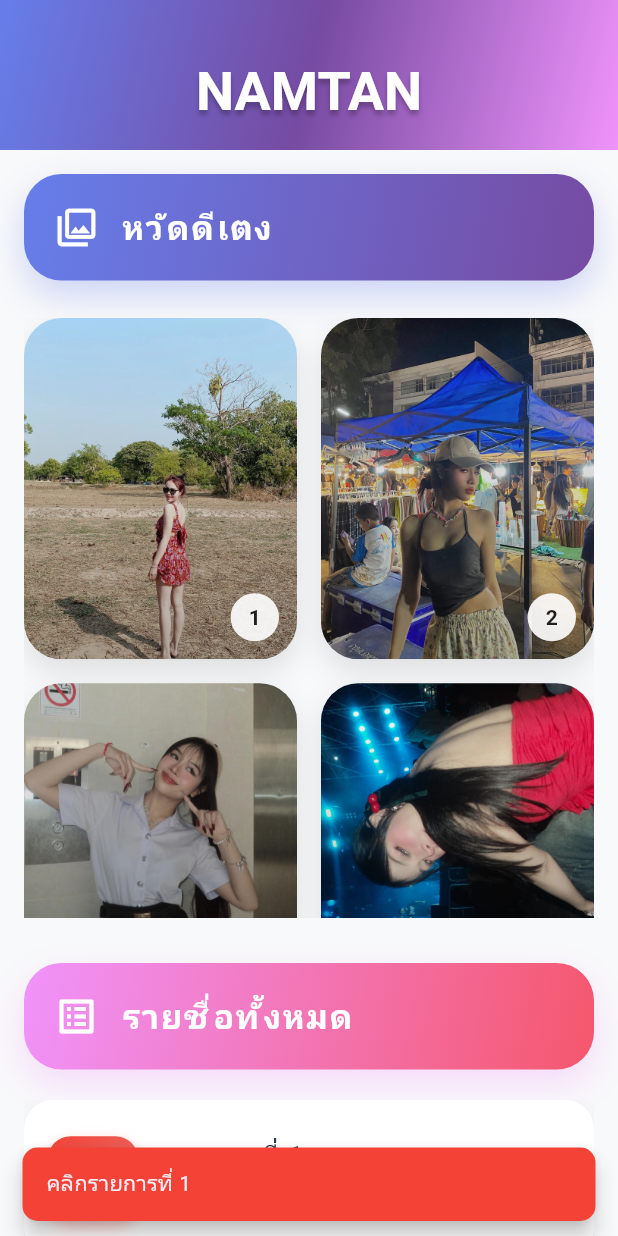
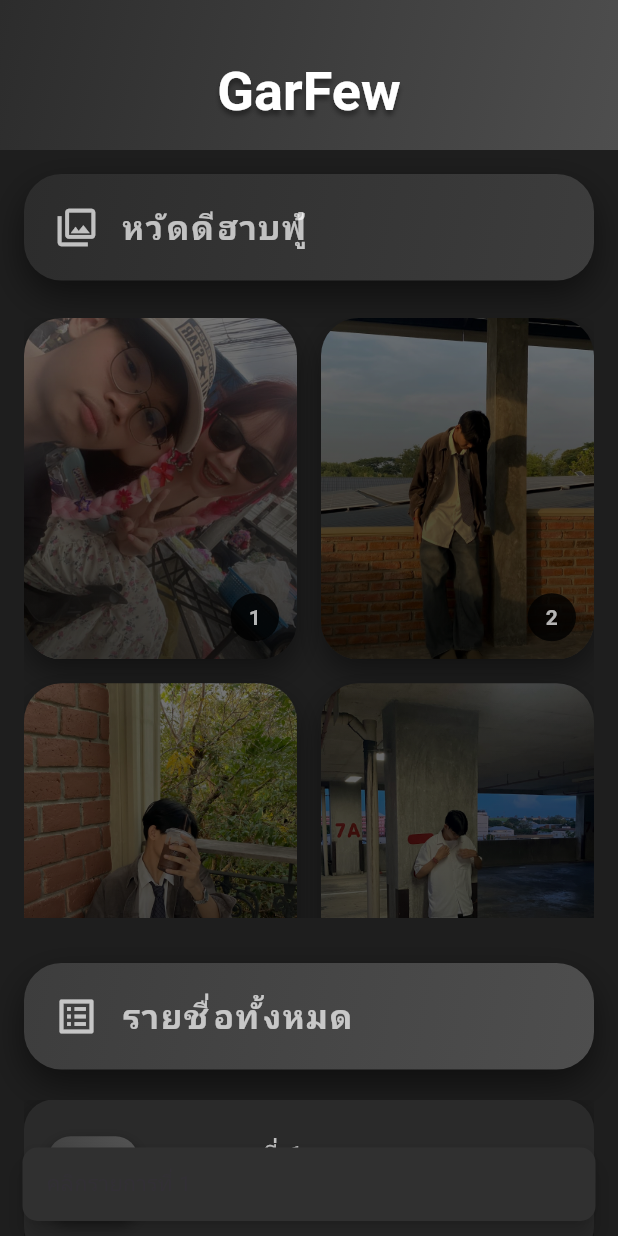
Before and after one commit to Garfew69/mix-layout, a Flutter app: the screen it shows after launch, after a tap on an icon or button, on a phone screen of 412 x 824 dp. Run offline on Flutter 3.47's test engine with Material 3 defaults, Android fonts, the phone set to English and light mode, and no system bars.

Commit message:
อัปเดตไฟล์ล่าสุด

```diff
--- a/lib/main.dart
+++ b/lib/main.dart
@@ -10,28 +10,31 @@ class MainApp extends StatelessWidget {
   @override
   Widget build(BuildContext context) {
     final imageList = <String>[
-      "assets/images/01.jpg",
-      "assets/images/02.jpg",
-      "assets/images/03.jpg",
-      "assets/images/04.jpg",
-      "assets/images/05.jpg",
+      "assets/images/11.jpg",
+      "assets/images/22.jpg",
+      "assets/images/33.jpg",
+      "assets/images/44.jpg",
+      "assets/images/55.jpg",
     ];
 
     return MaterialApp(
       debugShowCheckedModeBanner: false,
       theme: ThemeData(
-        primarySwatch: Colors.pink,
-        scaffoldBackgroundColor: const Color(0xFFF8F9FA),
+        brightness: Brightness.dark,
+        primarySwatch: Colors.grey,
+        scaffoldBackgroundColor: const Color(0xFF1E1E1E),
         appBarTheme: const AppBarTheme(
           elevation: 0,
-          backgroundColor: Colors.transparent,
+          backgroundColor: Colors.black87,
           foregroundColor: Colors.white,
+        ),
+        textTheme: const TextTheme(
+          bodyMedium: TextStyle(color: Colors.white70),
         ),
       ),
       home: Scaffold(
         body: CustomScrollView(
           slivers: [
-            // Modern App Bar with Gradient
             SliverAppBar(
               expandedHeight: 100,
               floating: true,
@@ -42,15 +45,15 @@ class MainApp extends StatelessWidget {
                     begin: Alignment.topLeft,
                     end: Alignment.bottomRight,
                     colors: [
-                      Color(0xFF667eea),
-                      Color(0xFF764ba2),
-                      Color(0xFFf093fb),
+                      Color(0xFF2C2C2C),
+                      Color(0xFF3D3D3D),
+                      Color(0xFF4E4E4E),
                     ],
                   ),
                 ),
                 child: const FlexibleSpaceBar(
                   title: Text(
-                    'NAMTAN',
+                    'GarFew',
                     style: TextStyle(
                       fontWeight: FontWeight.bold,
                       fontSize: 24,
@@ -59,7 +62,7 @@ class MainApp extends StatelessWidget {
                         Shadow(
                           offset: Offset(0, 2),
                           blurRadius: 4,
-                          color: Colors.black26,
+                          color: Colors.black38,
                         ),
                       ],
                     ),
@@ -68,8 +71,6 @@ class MainApp extends StatelessWidget {
                 ),
               ),
             ),
-
-            // Content
             SliverToBoxAdapter(
               child: Padding(
                 padding: const EdgeInsets.all(16.0),
@@ -83,8 +84,8 @@ class MainApp extends StatelessWidget {
                       decoration: BoxDecoration(
                         gradient: const LinearGradient(
                           colors: [
-                            Color(0xFF667eea),
-                            Color(0xFF764ba2),
+                            Color(0xFF2C2C2C),
+                            Color(0xFF3D3D3D),
                           ],
                           begin: Alignment.topLeft,
                           end: Alignment.bottomRight,
@@ -92,7 +93,7 @@ class MainApp extends StatelessWidget {
                         borderRadius: BorderRadius.circular(25),
                         boxShadow: [
                           BoxShadow(
-                            color: const Color(0xFF667eea).withOpacity(0.3),
+                            color: Colors.black.withOpacity(0.5),
                             blurRadius: 20,
                             offset: const Offset(0, 10),
                           ),
@@ -102,14 +103,14 @@ class MainApp extends StatelessWidget {
                         children: [
                           Icon(
                             Icons.photo_library_outlined,
-                            color: Colors.white,
+                            color: Colors.white70,
                             size: 30,
                           ),
                           SizedBox(width: 15),
                           Text(
-                            "หวัดดีเตง",
+                            "หวัดดีฮาบฟู้",
                             style: TextStyle(
-                              color: Colors.white,
+                              color: Colors.white70,
                               fontWeight: FontWeight.bold,
                               fontSize: 22,
                               letterSpacing: 1.2,
@@ -118,15 +119,14 @@ class MainApp extends StatelessWidget {
                         ],
                       ),
                     ),
-
                     const SizedBox(height: 25),
-
-                    // ✅ Grid View Section
+                    // Grid View Section
                     SizedBox(
                       height: 400,
                       child: GridView.builder(
                         physics: const BouncingScrollPhysics(),
-                        gridDelegate: const SliverGridDelegateWithFixedCrossAxisCount(
+                        gridDelegate:
+                            const SliverGridDelegateWithFixedCrossAxisCount(
                           crossAxisCount: 2,
                           crossAxisSpacing: 16,
                           mainAxisSpacing: 16,
@@ -141,7 +141,7 @@ class MainApp extends StatelessWidget {
                                 borderRadius: BorderRadius.circular(25),
                                 boxShadow: [
                                   BoxShadow(
-                                    color: Colors.black.withOpacity(0.1),
+                                    color: Colors.black.withOpacity(0.4),
                                     blurRadius: 15,
                                     offset: const Offset(0, 8),
                                   ),
@@ -152,12 +152,12 @@ class MainApp extends StatelessWidget {
                                 child: Stack(
                                   fit: StackFit.expand,
                                   children: [
-                                    // ✅ แสดงรูปจริง
                                     Image.asset(
                                       imageList[index],
                                       fit: BoxFit.cover,
+                                      color: Colors.black54,
+                                      colorBlendMode: BlendMode.darken,
                                     ),
-                                    // Overlay
                                     Container(
                                       decoration: BoxDecoration(
                                         gradient: LinearGradient(
@@ -165,12 +165,11 @@ class MainApp extends StatelessWidget {
                                           end: Alignment.bottomCenter,
                                           colors: [
                                             Colors.transparent,
-                                            Colors.black.withOpacity(0.3),
+                                            Colors.black.withOpacity(0.5),
                                           ],
                                         ),
                                       ),
                                     ),
-                                    // Image number
                                     Positioned(
                                       bottom: 12,
                                       right: 12,
@@ -180,14 +179,14 @@ class MainApp extends StatelessWidget {
                                           vertical: 6,
                                         ),
                                         decoration: BoxDecoration(
-                                          color: Colors.white.withOpacity(0.9),
+                                          color: Colors.black87.withOpacity(0.8),
                                           borderRadius: BorderRadius.circular(20),
                                         ),
                                         child: Text(
                                           '${index + 1}',
                                           style: const TextStyle(
                                             fontWeight: FontWeight.bold,
-                                            color: Colors.black87,
+                                            color: Colors.white70,
                                           ),
                                         ),
                                       ),
@@ -200,9 +199,7 @@ class MainApp extends StatelessWidget {
                         },
                       ),
                     ),
-
                     const SizedBox(height: 30),
-
                     // List Header
                     Container(
                       width: double.infinity,
@@ -210,8 +207,8 @@ class MainApp extends StatelessWidget {
                       decoration: BoxDecoration(
                         gradient: const LinearGradient(
                           colors: [
-                            Color(0xFFf093fb),
-                            Color(0xFFf5576c),
+                            Color(0xFF3D3D3D),
+                            Color(0xFF4E4E4E),
                           ],
                           begin: Alignment.topLeft,
                           end: Alignment.bottomRight,
@@ -219,7 +216,7 @@ class MainApp extends StatelessWidget {
                         borderRadius: BorderRadius.circular(25),
                         boxShadow: [
                           BoxShadow(
-                            color: const Color(0xFFf093fb).withOpacity(0.3),
+                            color: Colors.black.withOpacity(0.5),
                             blurRadius: 20,
                             offset: const Offset(0, 10),
                           ),
@@ -229,14 +226,14 @@ class MainApp extends StatelessWidget {
                         children: [
                           Icon(
                             Icons.list_alt_outlined,
-                            color: Colors.white,
+                            color: Colors.white70,
                             size: 30,
                           ),
                           SizedBox(width: 15),
                           Text(
                             "รายชื่อทั้งหมด",
                             style: TextStyle(
-                              color: Colors.white,
+                              color: Colors.white70,
                               fontWeight: FontWeight.bold,
                               fontSize: 22,
                               letterSpacing: 1.2,
@@ -245,9 +242,7 @@ class MainApp extends StatelessWidget {
                         ],
                       ),
                     ),
-
                     const SizedBox(height: 20),
-
                     // List View Section
                     SizedBox(
                       height: 500,
@@ -256,14 +251,15 @@ class MainApp extends StatelessWidget {
                         itemCount: 20,
                         itemBuilder: (context, index) {
                           return AnimatedContainer(
-                            duration: Duration(milliseconds: 300 + (index * 100)),
+                            duration:
+                                Duration(milliseconds: 300 + (index * 100)),
                             margin: const EdgeInsets.only(bottom: 16),
                             decoration: BoxDecoration(
-                              color: Colors.white,
+                              color: const Color(0xFF2A2A2A),
                               borderRadius: BorderRadius.circular(20),
                               boxShadow: [
                                 BoxShadow(
-                                  color: Colors.black.withOpacity(0.05),
+                                  color: Colors.black.withOpacity(0.5),
                                   blurRadius: 15,
                                   offset: const Offset(0, 5),
                                 ),
@@ -277,8 +273,8 @@ class MainApp extends StatelessWidget {
                                 decoration: BoxDecoration(
                                   gradient: LinearGradient(
                                     colors: [
-                                      Colors.primaries[index % Colors.primaries.length],
-                                      Colors.primaries[index % Colors.primaries.length].shade300,
+                                      Colors.grey.shade800,
+                                      Colors.grey.shade700,
                                     ],
                                     begin: Alignment.topLeft,
                                     end: Alignment.bottomRight,
@@ -286,7 +282,7 @@ class MainApp extends StatelessWidget {
                                   borderRadius: BorderRadius.circular(15),
                                   boxShadow: [
                                     BoxShadow(
-                                      color: Colors.primaries[index % Colors.primaries.length].withOpacity(0.3),
+                                      color: Colors.black.withOpacity(0.4),
                                       blurRadius: 8,
                                       offset: const Offset(0, 4),
                                     ),
@@ -294,7 +290,7 @@ class MainApp extends StatelessWidget {
                                 ),
                                 child: const Icon(
                                   Icons.person_outline,
-                                  color: Colors.white,
+                                  color: Colors.white70,
                                   size: 30,
                                 ),
                               ),
@@ -303,7 +299,7 @@ class MainApp extends StatelessWidget {
                                 style: const TextStyle(
                                   fontWeight: FontWeight.bold,
                                   fontSize: 18,
-                                  color: Color(0xFF2D3748),
+                                  color: Colors.white70,
                                 ),
                               ),
                               subtitle: Padding(
@@ -311,7 +307,7 @@ class MainApp extends StatelessWidget {
                                 child: Text(
                                   "รายละเอียดเพิ่มเติมของรายการที่ ${index + 1}",
                                   style: TextStyle(
-                                    color: Colors.grey[600],
+                                    color: Colors.grey[400],
                                     fontSize: 14,
                                   ),
                                 ),
@@ -320,20 +316,21 @@ class MainApp extends StatelessWidget {
                                 width: 40,
                                 height: 40,
                                 decoration: BoxDecoration(
-                                  color: Colors.grey[100],
+                                  color: Colors.grey[800],
                                   borderRadius: BorderRadius.circular(10),
                                 ),
                                 child: Icon(
                                   Icons.arrow_forward_ios,
-                                  color: Colors.grey[600],
+                                  color: Colors.grey[400],
                                   size: 18,
                                 ),
                               ),
                               onTap: () {
                                 ScaffoldMessenger.of(context).showSnackBar(
                                   SnackBar(
-                                    content: Text('คลิกรายการที่ ${index + 1}'),
-                                    backgroundColor: Colors.primaries[index % Colors.primaries.length],
+                                    content:
+                                        Text('คลิกรายการที่ ${index + 1}'),
+                                    backgroundColor: Colors.grey[850],
                                     behavior: SnackBarBehavior.floating,
                                     shape: RoundedRectangleBorder(
                                       borderRadius: BorderRadius.circular(10),
```
Also changed, not shown: assets/images/01.jpg (deleted), assets/images/02.jpg (deleted), assets/images/03.jpg (deleted), assets/images/04.jpg (deleted), assets/images/05.jpg (deleted), assets/images/11.jpg (added), assets/images/22.jpg (added), assets/images/33.jpg (added), assets/images/44.jpg (added), assets/images/55.jpg (added).
